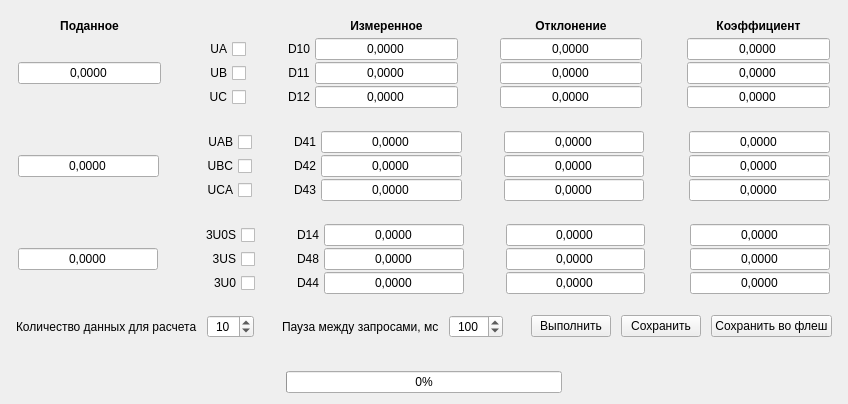
First picture: the form in classes/calibrationwidget/calibrationwidgetpower.ui, repository vlarry/configurator, before the edit.
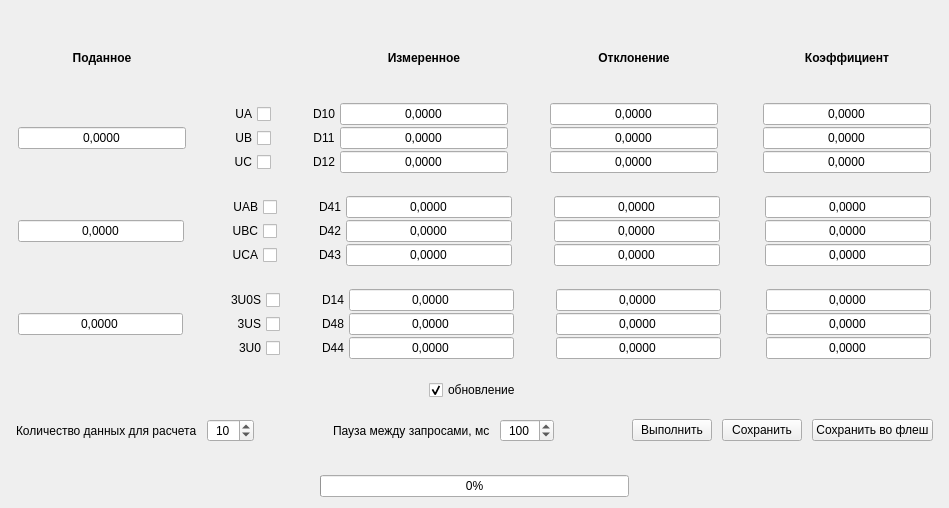
Second picture: the form after the edit. Custom widgets are drawn as their Qt base class.

Commit message: Удаление виджета калибровок постоянного напряжения; Удаление табок калибровок: Постоянное напряжение, сопротивление и углы фаз - заменены на таб калибровки БРУ (включают в себя несколько калибровок); Добавление на виджеты калибровок по току и напряжению чекбокса "обновление" для обновление расчетных данных.

```diff
--- a/classes/calibrationwidget/calibrationwidgetpower.ui
+++ b/classes/calibrationwidget/calibrationwidgetpower.ui
@@ -6,8 +6,8 @@
    <rect>
     <x>0</x>
     <y>0</y>
-    <width>848</width>
-    <height>404</height>
+    <width>949</width>
+    <height>508</height>
    </rect>
   </property>
   <property name="sizePolicy">
@@ -1391,6 +1391,62 @@
        </property>
       </spacer>
      </item>
+     <item>
+      <layout class="QHBoxLayout" name="horizontalLayout_2">
+       <item>
+        <spacer name="horizontalSpacer">
+         <property name="orientation">
+          <enum>Qt::Horizontal</enum>
+         </property>
+         <property name="sizeHint" stdset="0">
+          <size>
+           <width>40</width>
+           <height>20</height>
+          </size>
+         </property>
+        </spacer>
+       </item>
+       <item>
+        <widget class="QCheckBox" name="checkBoxCalculateValueUpdate">
+         <property name="text">
+          <string>обновление</string>
+         </property>
+         <property name="checked">
+          <bool>true</bool>
+         </property>
+        </widget>
+       </item>
+       <item>
+        <spacer name="horizontalSpacer_6">
+         <property name="orientation">
+          <enum>Qt::Horizontal</enum>
+         </property>
+         <property name="sizeHint" stdset="0">
+          <size>
+           <width>40</width>
+           <height>20</height>
+          </size>
+         </property>
+        </spacer>
+       </item>
+      </layout>
+     </item>
+     <item>
+      <spacer name="verticalSpacer_10">
+       <property name="orientation">
+        <enum>Qt::Vertical</enum>
+       </property>
+       <property name="sizeType">
+        <enum>QSizePolicy::Fixed</enum>
+       </property>
+       <property name="sizeHint" stdset="0">
+        <size>
+         <width>914</width>
+         <height>13</height>
+        </size>
+       </property>
+      </spacer>
+     </item>
      <item>
       <layout class="QHBoxLayout" name="horizontalLayout">
        <property name="spacing">
```
Left out of the diff: 2 changed lines with no effect on the pictures. The commit also changes 6 other files.
